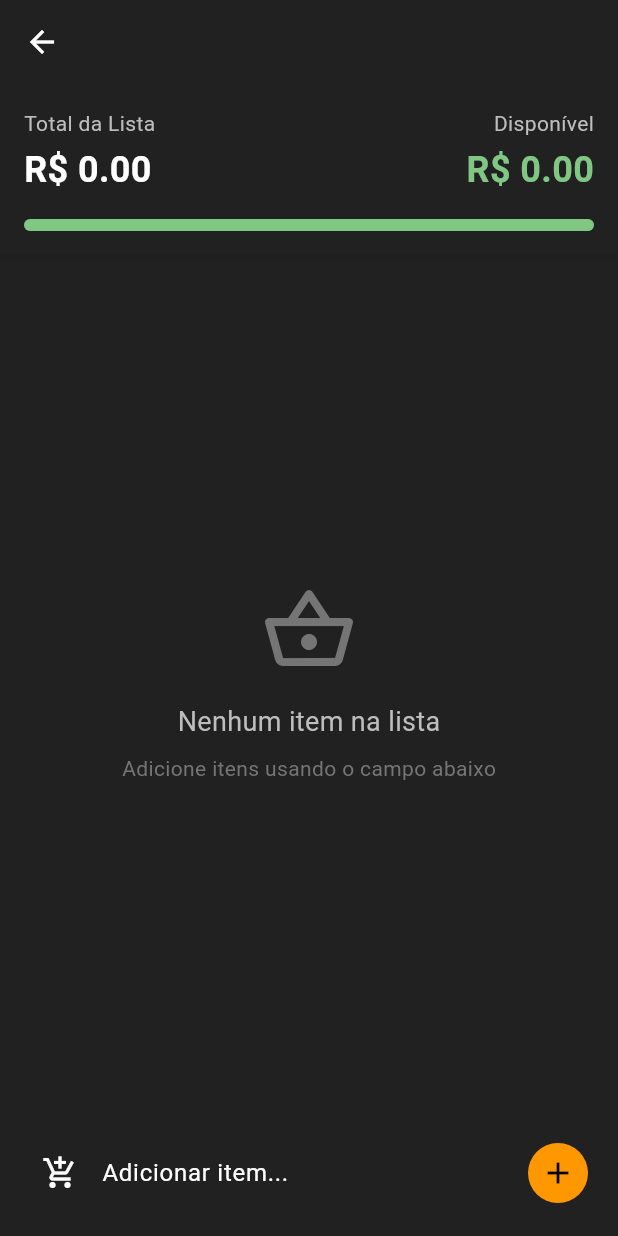
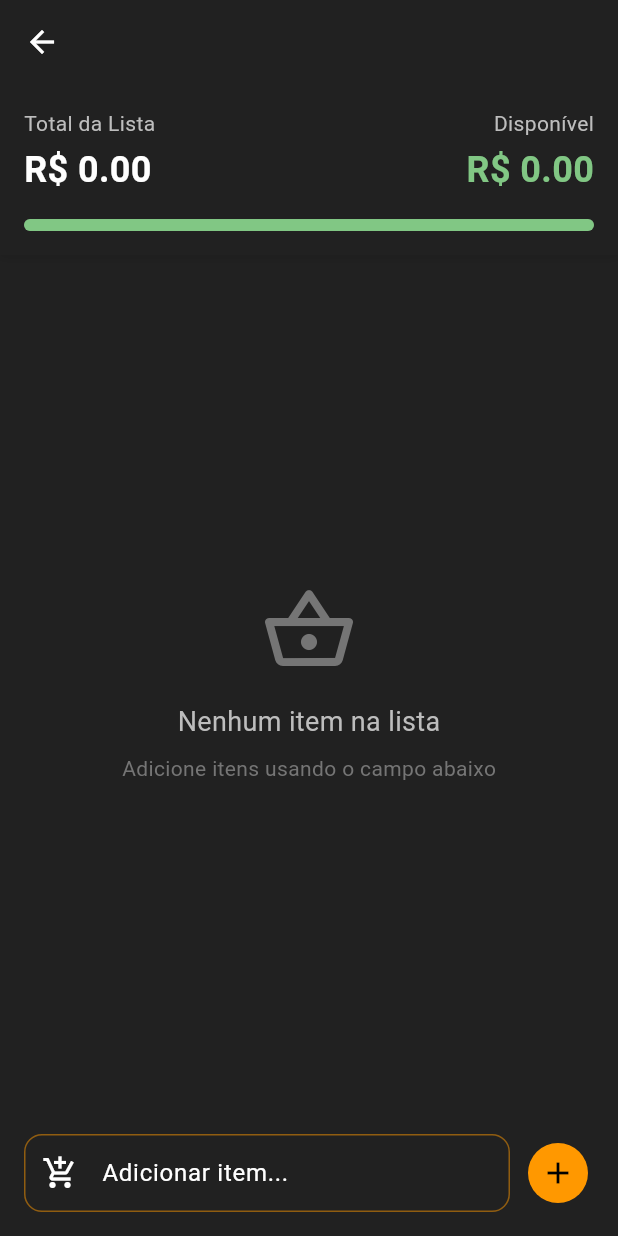
Before and after one commit to Wessh/lista_de_compras, a Flutter app: the ShoppingListScreen screen opened directly with empty values, on a phone screen of 412 x 824 dp. Run offline on Flutter 3.47's test engine with Material 3 defaults, Android fonts, the phone set to English and light mode, and no system bars; our stand-ins replace hive, hive_flutter; accounts and stored records are empty.

Commit message:
feat: melhorar o design do campo de entrada na tela da lista de compras

```diff
--- a/lib/screens/shopping_list_screen.dart
+++ b/lib/screens/shopping_list_screen.dart
@@ -92,12 +92,34 @@ class _ShoppingListScreenState extends State<ShoppingListScreen> {
                     : null,
                 border: OutlineInputBorder(
                   borderRadius: BorderRadius.circular(12),
+                  borderSide: BorderSide(
+                    color: Theme.of(
+                      context,
+                    ).colorScheme.primary.withOpacity(0.2),
+                  ),
                 ),
                 filled: true,
-                fillColor: Theme.of(context).colorScheme.surface,
+                fillColor: Theme.of(
+                  context,
+                ).colorScheme.surface.withOpacity(0.3),
                 contentPadding: const EdgeInsets.symmetric(
                   horizontal: 16,
                   vertical: 14,
+                ),
+                enabledBorder: OutlineInputBorder(
+                  borderRadius: BorderRadius.circular(12),
+                  borderSide: BorderSide(
+                    color: Theme.of(
+                      context,
+                    ).colorScheme.primary.withOpacity(0.5),
+                  ),
+                ),
+                focusedBorder: OutlineInputBorder(
+                  borderRadius: BorderRadius.circular(12),
+                  borderSide: BorderSide(
+                    color: Theme.of(context).colorScheme.primary,
+                    width: 2,
+                  ),
                 ),
               ),
               style: const TextStyle(fontSize: 16),
```
